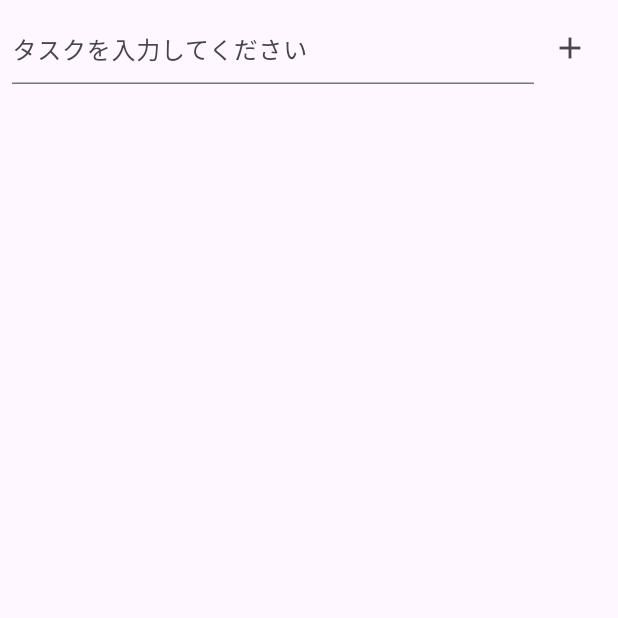
After one commit to LET-137/flutter_task_pra, a Flutter app: the InputView screen opened directly, after a tap on the "add" icon, on a phone screen of 412 x 824 dp, the top half of it. The commit adds this screen. Run offline on Flutter 3.47's test engine with Material 3 defaults, Android fonts, the phone set to English and light mode, and no system bars.

Commit message:
日付調整、画面を設定

```diff
--- a/lib/Views/home_view.dart
+++ b/lib/Views/home_view.dart
@@ -11,7 +11,6 @@ class HomeViewState extends State<HomeView> {
   final TextEditingController _controller = TextEditingController();
   final GlobalKey<ItemListState> itemListKey = GlobalKey<ItemListState>();
 
-  @override
   @override
   void dispose() {
     _controller.dispose();
--- /dev/null
+++ b/lib/Views/input_view.dart
@@ -0,0 +1,45 @@
+import 'package:flutter/material.dart';
+import 'package:taskcellpra/Views/item_view.dart';
+
+
+class InputView extends StatefulWidget {
+  const InputView({super.key});
+  @override
+  InputViewState createState() => InputViewState();
+}
+
+class InputViewState extends State<InputView> {
+  final TextEditingController _controller = TextEditingController();
+  final ItemListState itemListState = ItemListState();
+
+  @override
+  Widget build(BuildContext context) {
+    return Scaffold(
+      body: Column(
+        children: <Widget>[
+          Padding(
+            padding: const EdgeInsets.all(8.0),
+            child: Row(
+              children: <Widget>[
+                Expanded(
+                  child: TextField(
+                    controller: _controller,
+                    decoration: const InputDecoration(
+                      hintText: 'タスクを入力してください'
+                    ),
+                  ),
+                ),
+              IconButton(
+                onPressed: () {
+                  setState(() {
+                    final inputString = _controller.text;
+                    itemListState.addItem(inputString);
+                  });
+                },
+                icon: const Icon(Icons.add)),
+              ],
+            ),)
+        ]),
+    );
+  }
+}
--- a/lib/Views/item_view.dart
+++ b/lib/Views/item_view.dart
@@ -1,5 +1,6 @@
 import 'package:flutter/material.dart';
 import 'package:taskcellpra/model/models.dart';
+import 'package:intl/intl.dart';
 
 class ItemList extends StatefulWidget {
   const ItemList({super.key});
@@ -9,12 +10,24 @@ class ItemList extends StatefulWidget {
 
 class ItemListState extends State<ItemList> {
   final List<Item> items = [];
-  // final TextEditingController _Controller = TextEditingController();
 
   void addItem(String title) {
+    String now = timeFormat();
     setState(() {
-      items.add(Item(titleText: title, isCheck: false));
+      items.add(Item(titleText: title, date: now, isCheck: false));
     });
+  }
+
+  void removeItem(int index) {
+    setState(() {
+      items.removeAt(index);
+    });
+  }
+
+  String timeFormat() {
+    DateTime now = DateTime.now();
+    String nowTime = DateFormat('yyyy-MM-dd').format(now);
+    return nowTime;
   }
 
   @override
@@ -22,8 +35,29 @@ class ItemListState extends State<ItemList> {
     return ListView.builder(
       itemCount: items.length,
       itemBuilder: (context, index) {
-        return ListTile(
+        return Dismissible(
+          key: Key(items[index].titleText),
+          onDismissed: (direction) {
+            final removedItem = items[index];
+            removeItem(index);
+
+            ScaffoldMessenger.of(context).showSnackBar(
+              SnackBar(
+                content: Text("${removedItem.titleText} を削除しました"),
+                action: SnackBarAction(
+                  label: "取り消し",
+                  onPressed: () {
+                    setState(() {
+                      items.insert(index, removedItem);
+                    });
+                  },
+                ),
+              )
+            );
+          },
+          child: ListTile(
             title: Text(items[index].titleText),
+            subtitle: Text(items[index].date),
             trailing: IconButton(
               icon: Icon(items[index].isCheck ? Icons.check_box : Icons.check_box_outline_blank),
               onPressed: () {
@@ -32,8 +66,19 @@ class ItemListState extends State<ItemList> {
                 });
               },
             ),
+          ),
         );
       }
     );
   }
 }
+
+// class DateFormatter extends StatelessWidget {
+//   const DateFormatter({super.key});
+//   @override
+//   Widget build(BuildContext context) {
+//     DateTime now = DateTime.now();
+//     String dateFormat = DateFormat('yyyy/MM/dd').format(now);
+//     return Text(dateFormat);
+//   }
+// }
--- a/lib/Views/views.dart
+++ b/lib/Views/views.dart
@@ -1,2 +1,3 @@
 export 'home_view.dart';
 export 'item_view.dart';
+export 'input_view.dart';
--- a/lib/main.dart
+++ b/lib/main.dart
@@ -1,7 +1,5 @@
 import 'package:flutter/material.dart';
 import 'package:taskcellpra/Views/home_view.dart';
-// Text
-// import 'Views/views.dart';
 
 
 void main() {
--- a/lib/model/item_list.dart
+++ b/lib/model/item_list.dart
@@ -1,6 +1,7 @@
 class Item {
   String titleText;
+  String date;
   bool isCheck;
 
-  Item({required this.titleText, required this.isCheck});
+  Item({required this.titleText, required this.date, required this.isCheck});
 }
--- a/pubspec.yaml
+++ b/pubspec.yaml
@@ -30,7 +30,8 @@ environment:
 dependencies:
   flutter:
     sdk: flutter
-
+  intl: ^0.19.0
+  logging: ^1.0.2
 
   # The following adds the Cupertino Icons font to your application.
   # Use with the CupertinoIcons class for iOS style icons.
```
Also changed, not shown: pubspec.lock. Lines whose indentation alone changed are shown as unchanged.
